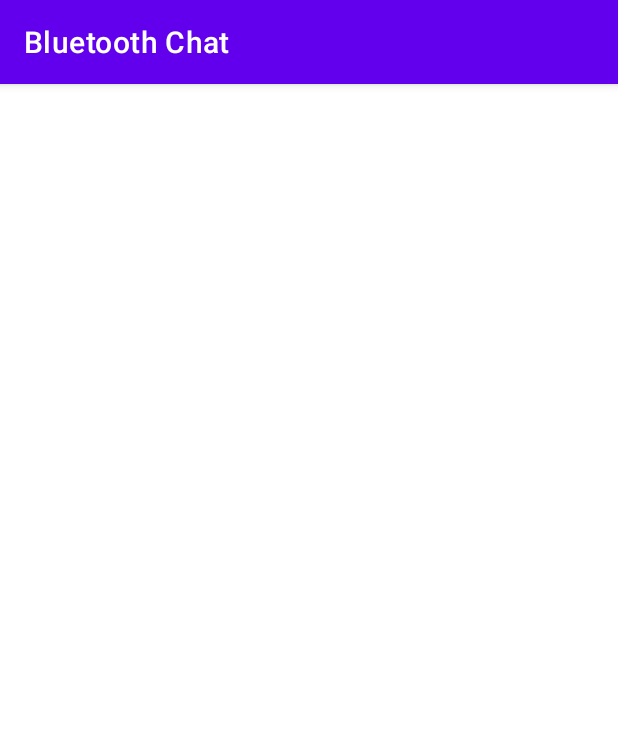
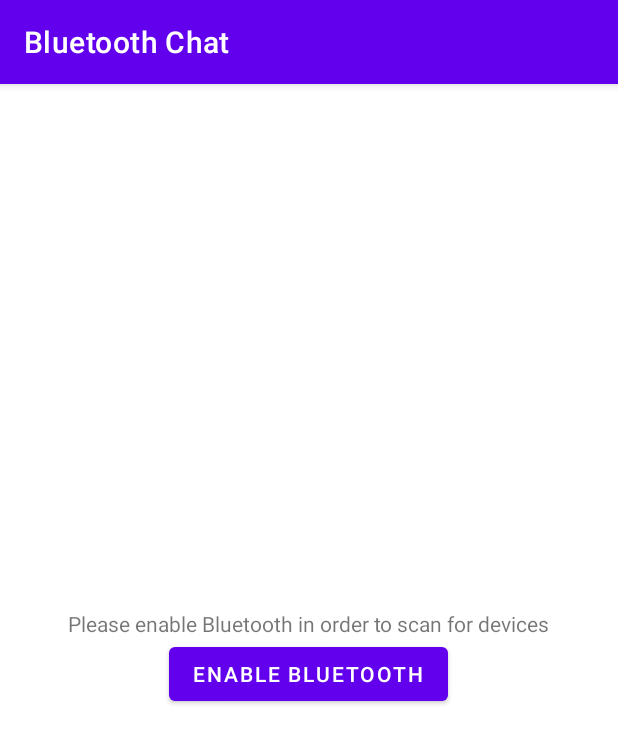
Before and after one commit to raheemadamboev/bluetooth-chat-app, an Android app: the screen it shows after launch (MainActivity), on a phone screen of 412 x 824 dp. Shown: the top 743 px of the screen. Run offline under Robolectric (Android 15) with nearby library versions, the phone set to English and light mode, and no system bars.

Commit message:
set up navigation
Took 8 minutes

```diff
--- a/app/src/main/AndroidManifest.xml
+++ b/app/src/main/AndroidManifest.xml
@@ -4,7 +4,7 @@
     package="xyz.teamgravity.bluetoothchat">
 
     <uses-feature
-        android:name="android.hardware.bluetooth"
+        android:name="android.hardware.bluetooth_le"
         android:required="true" />
 
     <uses-permission android:name="android.permission.BLUETOOTH" />
--- a/app/src/main/res/layout/fragment_bluetooth_chat.xml
+++ b/app/src/main/res/layout/fragment_bluetooth_chat.xml
@@ -1,8 +1,10 @@
 <?xml version="1.0" encoding="utf-8"?>
 <androidx.coordinatorlayout.widget.CoordinatorLayout xmlns:android="http://schemas.android.com/apk/res/android"
     xmlns:app="http://schemas.android.com/apk/res-auto"
+    xmlns:tools="http://schemas.android.com/tools"
     android:layout_width="match_parent"
-    android:layout_height="match_parent">
+    android:layout_height="match_parent"
+    tools:context=".fragment.BluetoothChatFragment">
 
     <LinearLayout
         android:id="@+id/not_connected_container"
--- a/app/src/main/res/layout/fragment_device_scan.xml
+++ b/app/src/main/res/layout/fragment_device_scan.xml
@@ -3,7 +3,8 @@
     xmlns:app="http://schemas.android.com/apk/res-auto"
     xmlns:tools="http://schemas.android.com/tools"
     android:layout_width="match_parent"
-    android:layout_height="match_parent">
+    android:layout_height="match_parent"
+    tools:context=".fragment.DeviceScanFragment">
 
     <LinearLayout
         android:id="@+id/scanning_layout"
--- a/app/src/main/res/layout/fragment_enable_bluetooth.xml
+++ b/app/src/main/res/layout/fragment_enable_bluetooth.xml
@@ -1,22 +1,23 @@
 <?xml version="1.0" encoding="utf-8"?>
-<LinearLayout
-    xmlns:android="http://schemas.android.com/apk/res/android"
+<LinearLayout xmlns:android="http://schemas.android.com/apk/res/android"
+    xmlns:tools="http://schemas.android.com/tools"
     android:id="@+id/error"
     android:layout_width="wrap_content"
     android:layout_height="wrap_content"
     android:layout_gravity="center"
-    android:orientation="vertical">
+    android:orientation="vertical"
+    tools:context=".fragment.EnableBluetoothFragment">
 
     <TextView
         android:layout_width="wrap_content"
         android:layout_height="wrap_content"
         android:layout_gravity="center"
-        android:text="@string/bt_not_enabled"/>
+        android:text="@string/bt_not_enabled" />
 
     <Button
         android:id="@+id/error_action"
         android:layout_width="wrap_content"
         android:layout_height="wrap_content"
         android:layout_gravity="center"
-        android:text="@string/enable_bluetooth_prompt"/>
+        android:text="@string/enable_bluetooth_prompt" />
 </LinearLayout>
--- a/app/src/main/res/navigation/main_navigation.xml
+++ b/app/src/main/res/navigation/main_navigation.xml
@@ -1,6 +1,40 @@
 <?xml version="1.0" encoding="utf-8"?>
 <navigation xmlns:android="http://schemas.android.com/apk/res/android"
     xmlns:app="http://schemas.android.com/apk/res-auto"
-    android:id="@+id/main_navigation">
+    xmlns:tools="http://schemas.android.com/tools"
+    android:id="@+id/nav_graph"
+    app:startDestination="@id/enableBluetoothFragment">
 
+    <fragment
+        android:id="@+id/bluetoothChatFragment"
+        android:name="xyz.teamgravity.bluetoothchat.fragment.BluetoothChatFragment"
+        android:label="BluetoothChatFragment"
+        tools:layout="@layout/fragment_bluetooth_chat">
+        <action
+            android:id="@+id/action_find_new_device"
+            app:destination="@id/deviceListFragment" />
+    </fragment>
+    <fragment
+        android:id="@+id/deviceListFragment"
+        android:name="xyz.teamgravity.bluetoothchat.fragment.DeviceScanFragment"
+        android:label="DeviceListFragment"
+        tools:layout="@layout/fragment_device_scan" />
+    <fragment
+        android:id="@+id/locationRequiredFragment"
+        android:name="xyz.teamgravity.bluetoothchat.fragment.LocationRequiredFragment"
+        android:label="LocationRequiredFragment"
+        tools:layout="@layout/fragment_location_required">
+        <action
+            android:id="@+id/action_start_chat"
+            app:destination="@id/bluetoothChatFragment" />
+    </fragment>
+    <fragment
+        android:id="@+id/enableBluetoothFragment"
+        android:name="xyz.teamgravity.bluetoothchat.fragment.EnableBluetoothFragment"
+        android:label="EnableBluetoothFragment"
+        tools:layout="@layout/fragment_enable_bluetooth">
+        <action
+            android:id="@+id/action_check_location_permissions"
+            app:destination="@id/locationRequiredFragment" />
+    </fragment>
 </navigation>
```
Also changed, not shown: app/src/main/res/layout/fragment_location_required.xml (+4 -3 lines).
